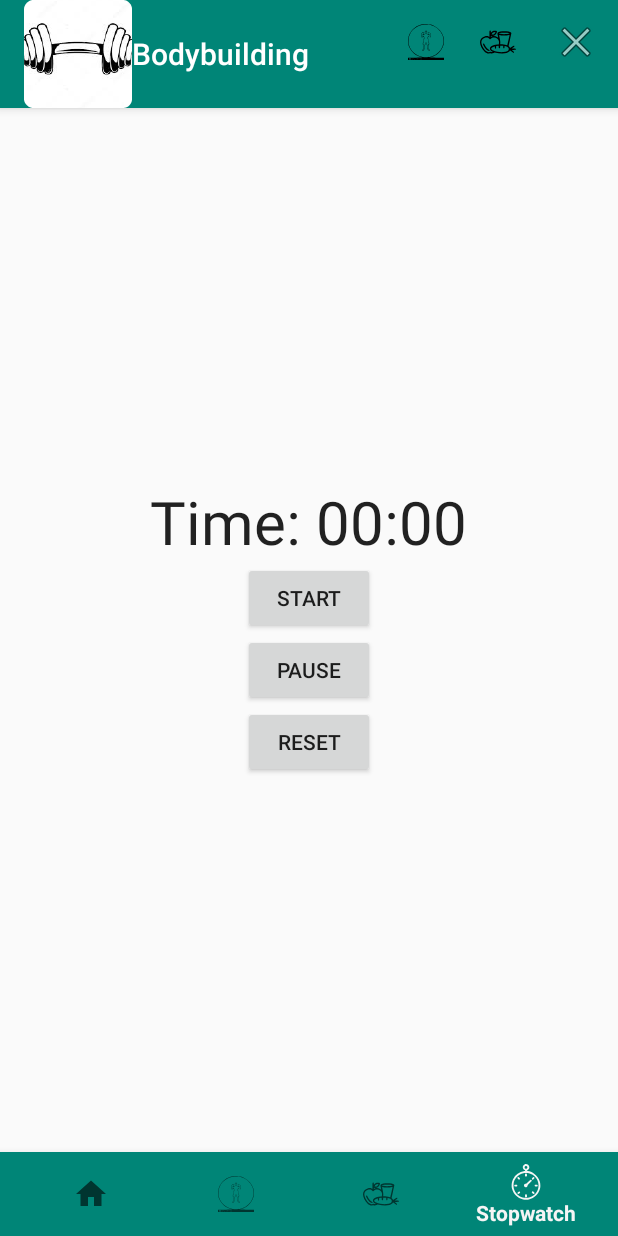
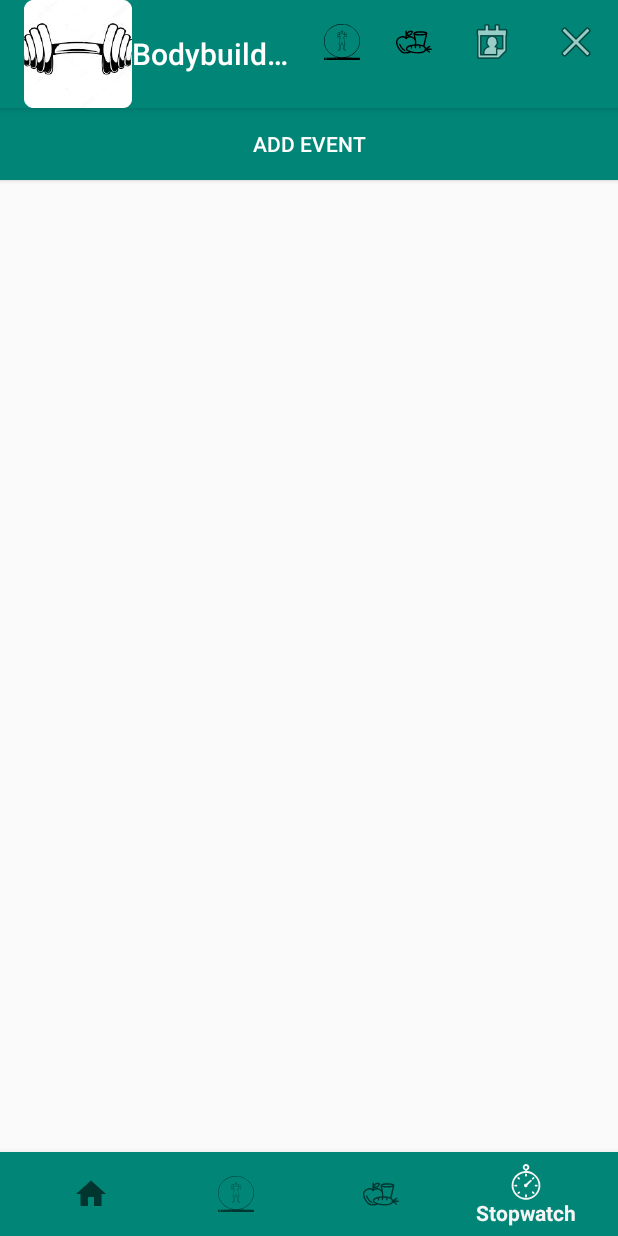
Before and after one commit to albertocancia/MyWorkouts, an Android app: the screen it shows after launch once a user with an empty profile is signed in (MainActivity), item 4 of the bottom bar chosen, on a phone screen of 412 x 824 dp. Run offline under Robolectric (Android 15) with nearby library versions, the phone set to English and light mode, and no system bars; our stand-ins replace Firebase (no records; nobody signed in at launch, a user with empty details on screens opened directly).

Commit message:
Possibilità di aggiungere evento "allenamento" nel calendario

```diff
--- /dev/null
+++ b/app/src/main/java/com/example/bodybuilding/CalendarFragment.java
@@ -0,0 +1,42 @@
+package com.example.bodybuilding;
+
+import android.content.Intent;
+import android.os.Bundle;
+import android.support.annotation.NonNull;
+import android.support.annotation.Nullable;
+import android.support.v4.app.Fragment;
+import android.view.LayoutInflater;
+import android.view.View;
+import android.view.ViewGroup;
+import android.widget.Button;
+
+import java.util.Calendar;
+
+public class CalendarFragment extends Fragment {
+    View view;
+
+    @Nullable
+    @Override
+    public View onCreateView(@NonNull LayoutInflater inflater, @Nullable ViewGroup container, @Nullable Bundle savedInstanceState) {
+        view = inflater.inflate(R.layout.fragment_calendar, container, false);
+
+        Button btn_add_event = (Button) view.findViewById(R.id.btn_add_event);
+        btn_add_event.setOnClickListener(new View.OnClickListener() {
+            @Override
+            public void onClick(View v) {
+
+                Calendar calendarEvent = Calendar.getInstance();
+                Intent intent = new Intent(Intent.ACTION_EDIT);
+                intent.setType("vnd.android.cursor.item/event");
+                intent.putExtra("beginTime", calendarEvent.getTimeInMillis());
+                intent.putExtra("endTime", calendarEvent.getTimeInMillis() + 60 * 60 * 1000);
+                intent.putExtra("title", "");
+                intent.putExtra("allDay", false);
+                intent.putExtra("rule", "FREQ=YEARLY");
+                startActivity(intent);
+
+            }
+        });
+        return view;
+    }
+}
--- /dev/null
+++ b/app/src/main/res/layout/fragment_calendar.xml
@@ -0,0 +1,16 @@
+<?xml version="1.0" encoding="utf-8"?>
+<LinearLayout xmlns:android="http://schemas.android.com/apk/res/android"
+    android:orientation="vertical"
+    android:layout_width="match_parent"
+    android:layout_height="match_parent">
+
+    <Button
+        android:id="@+id/btn_add_event"
+        android:layout_width="match_parent"
+        android:layout_height="wrap_content"
+        android:layout_alignParentBottom="true"
+        android:background="@color/colorPrimary"
+        android:text="@string/add_event"
+        android:textColor="#FFFFFF" />
+
+</LinearLayout>
--- a/app/src/main/res/menu/menu_activity_main.xml
+++ b/app/src/main/res/menu/menu_activity_main.xml
@@ -13,6 +13,11 @@
         android:icon="@drawable/ic_dieta"
         app:showAsAction="always" />
     <item
+        android:id="@+id/action_add_calendar"
+        android:title="add_calendar"
+        android:icon="@android:drawable/ic_menu_my_calendar"
+        app:showAsAction="always" />
+    <item
         android:id="@+id/action_signout"
         android:title="sign_out"
         android:icon="@android:drawable/ic_menu_close_clear_cancel"
--- a/app/src/main/res/values/strings.xml
+++ b/app/src/main/res/values/strings.xml
@@ -18,4 +18,5 @@
     <string name="sign_up_text">Sign up</string>
     <string name="sign_out">Sign out</string>
     <string name="input_insert">Insert</string>
+    <string name="add_event">Add event</string>
 </resources>
```
Also changed, not shown: app/src/main/AndroidManifest.xml (+12 -4 lines), app/src/main/java/com/example/bodybuilding/MainActivity.java (+17 -2 lines), 1 other file.
